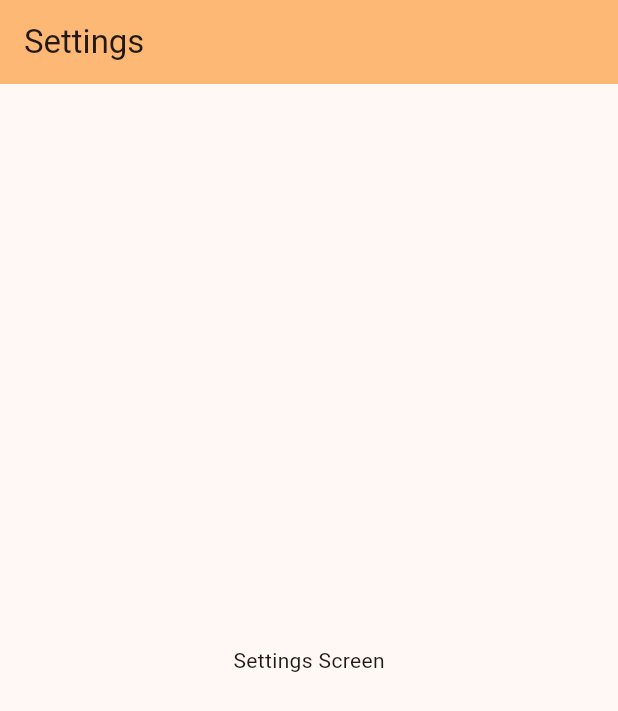
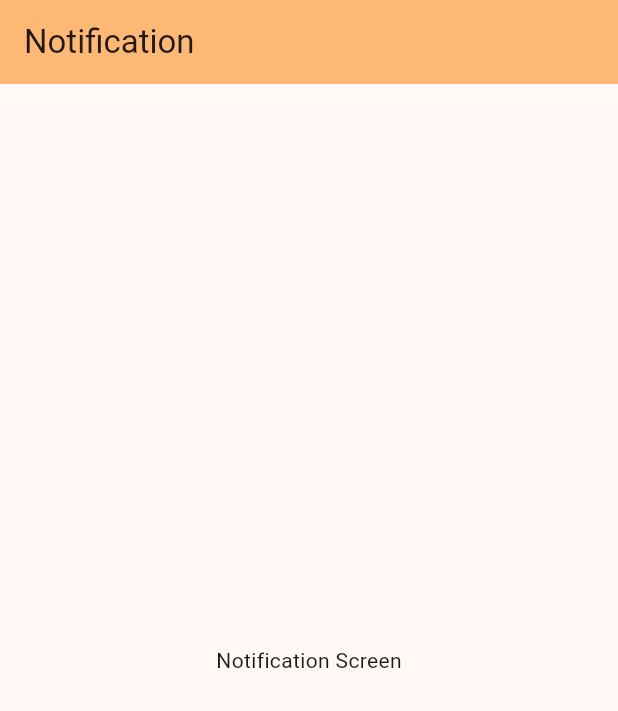
Before and after one commit to jaderans/gastro_nameet, a Flutter app: the Settings screen opened directly, on a phone screen of 412 x 824 dp. Shown: the top 711 px of the screen. Run offline on Flutter 3.47's test engine with Material 3 defaults, Android fonts, the phone set to English and light mode, and no system bars; our stand-ins replace google_maps_flutter, material_symbols_icons.

Commit message:
Changes: settings page -> notifications page

```diff
--- a/lib/layouts/main_bottom_nav_bar.dart
+++ b/lib/layouts/main_bottom_nav_bar.dart
@@ -3,7 +3,7 @@ import '../components/bottom_nav_bar.dart';
 import '../pages/homescreen.dart';
 import '../pages/food.dart';
 import '../pages/save.dart';
-import '../pages/settings.dart';
+import '../pages/notification.dart';
 
 class MainNavigation extends StatefulWidget {
   const MainNavigation({super.key});
--- a/lib/pages/food.dart
+++ b/lib/pages/food.dart
@@ -2,7 +2,7 @@ import 'dart:async';
 
 import 'package:flutter/material.dart';
 import 'package:google_maps_flutter/google_maps_flutter.dart';
-import 'package:sliding_up_panel/sliding_up_panel.dart';
+// import 'package:sliding_up_panel/sliding_up_panel.dart';
 
 class Food extends StatefulWidget {
   const Food({super.key});
--- a/lib/pages/homescreen.dart
+++ b/lib/pages/homescreen.dart
@@ -8,7 +8,7 @@ class home extends StatefulWidget {
 }
 
 class _homeState extends State<home> {
-  int _currentIndex = 0;
+  // int _currentIndex = 0;
 
   @override
   Widget build(BuildContext context) {
--- a/lib/pages/settings.dart
+++ b/lib/pages/notification.dart
@@ -13,10 +13,10 @@ class _SettingsState extends State<Settings> {
     return Scaffold(
       appBar: AppBar(
         backgroundColor: Theme.of(context).colorScheme.inversePrimary,
-        title: const Text('Settings'),
+        title: const Text('Notification'),
       ), // Add this line to use your custom AppBar
       body: Center(
-        child: Text('Settings Screen'),
+        child: Text('Notification Screen'),
       ),
     );
   }
```
Also changed, not shown: lib/components/bottom_nav_bar.dart (+12 -3 lines).
